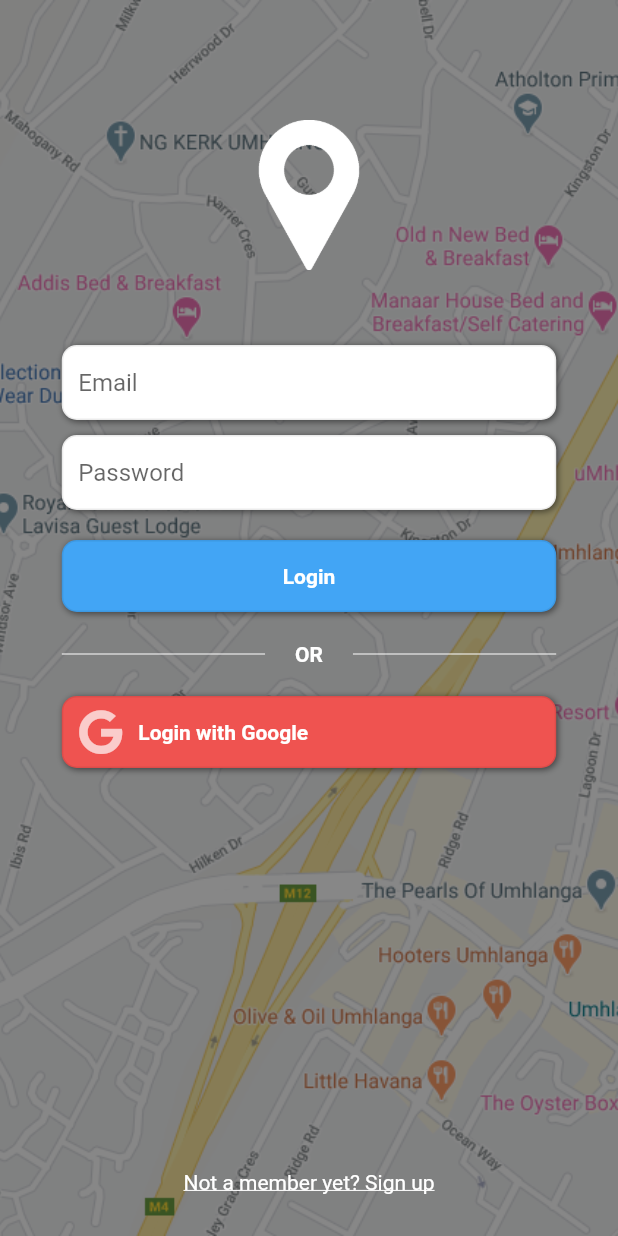
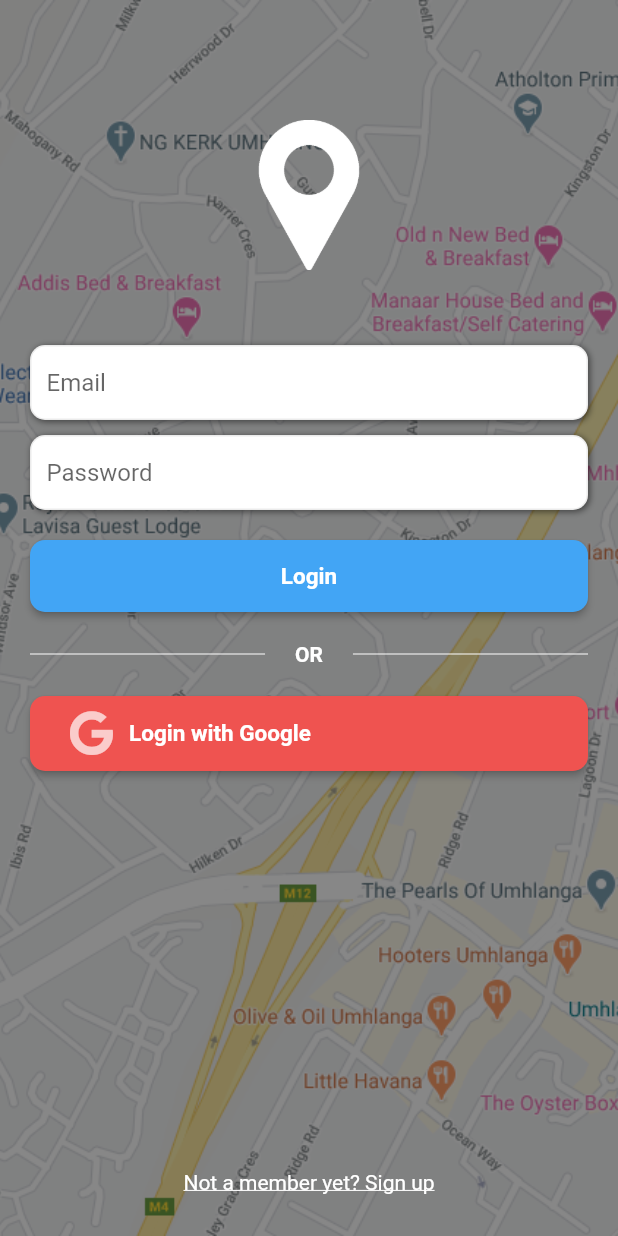
Before and after one commit to BroKyl1910/Trip-Companion, a Flutter app: the screen it shows after launch, on a phone screen of 412 x 824 dp. Run offline on Flutter 3.47's test engine with Material 2 defaults, Android fonts, the phone set to English and light mode, and no system bars; our stand-ins replace firebase_auth, fluttertoast, font_awesome_flutter, google_maps_flutter, google_sign_in; missing offline and left inert: flutter_polyline_points; accounts and stored records are empty.

Commit message:
Extracted textfields to widgets and made custom raised buttons

```diff
--- a/lib/screens/login_screen.dart
+++ b/lib/screens/login_screen.dart
@@ -3,6 +3,10 @@ import 'package:flutter/material.dart';
 import 'package:fluttertoast/fluttertoast.dart';
 import 'package:font_awesome_flutter/font_awesome_flutter.dart';
 import 'package:tripcompanion/classes/firebase_authentication_helper.dart';
+import 'package:tripcompanion/widgets/custom_flat_text_field.dart';
+import 'package:tripcompanion/widgets/custom_outlined_text_field.dart';
+import 'package:tripcompanion/widgets/custom_raised_button.dart';
+import 'package:tripcompanion/widgets/custom_raised_icon_button.dart';
 
 class LoginScreen extends StatelessWidget {
   @override
@@ -46,106 +50,43 @@ class LoginScreen extends StatelessWidget {
                             SizedBox(
                               height: 50,
                             ),
-                            // Text('data', style: TextStyle(),textAlign: TextAlign.start,),
-                            // SizedBox(height:20),
-                            Container(
-                              width: MediaQuery.of(context).size.width * 0.8,
-                              decoration: BoxDecoration(
-                                color: Colors.white,
-                                border: Border.all(
-                                  color: Color.fromARGB(20, 0, 0, 0),
-                                ),
-                                borderRadius: BorderRadius.circular(10),
-                                boxShadow: [
-                                  BoxShadow(
-                                      color: Color.fromARGB(120, 0, 0, 0),
-                                      offset: Offset(1, 1),
-                                      blurRadius: 3),
-                                ],
-                              ),
-                              child: Padding(
-                                padding: const EdgeInsets.symmetric(
-                                  horizontal: 10.0,
-                                ),
-                                child: TextField(
-                                  decoration: InputDecoration(
+                            Padding(
+                              padding:
+                                  const EdgeInsets.symmetric(horizontal: 20.0),
+                              child: Column(
+                                crossAxisAlignment: CrossAxisAlignment.stretch,
+                                children: <Widget>[
+                                  CustomOutlinedTextField(
                                     hintText: 'Email',
-                                    border: InputBorder.none,
-                                  ),
                                     keyboardType: TextInputType.emailAddress,
-                                ),
-                              ),
+                                    obscured: false,
                                   ),
                                   SizedBox(
                                     height: 10,
                                   ),
-                            Container(
-                              width: MediaQuery.of(context).size.width * 0.8,
-                              decoration: BoxDecoration(
-                                color: Colors.white,
-                                border: Border.all(
-                                  color: Color.fromARGB(20, 0, 0, 0),
+                                  CustomOutlinedTextField(
+                                    hintText: 'Password',
+                                    keyboardType: TextInputType.text,
+                                    obscured: true,
                                   ),
-                                borderRadius: BorderRadius.circular(10),
-                                boxShadow: [
-                                  BoxShadow(
-                                      color: Color.fromARGB(120, 0, 0, 0),
-                                      offset: Offset(1, 1),
-                                      blurRadius: 3),
-                                ],
+                                  SizedBox(
+                                    height: 20,
                                   ),
-                              child: Padding(
-                                padding: const EdgeInsets.symmetric(
-                                    horizontal: 10.0),
-                                child: TextField(
-                                  decoration: InputDecoration(
-                                    hintText: 'Password',
-                                    border: InputBorder.none,
-                                  ),
-                                  obscureText: true,
-                                  keyboardType: TextInputType.text,
-                                ),
-                              ),
+                                  CustomRaisedButton(
+                                    color: Colors.blue[400],
+                                    textColor: Colors.white,
+                                    text: 'Login',
+                                    onTap: () {},
                                   ),
                                   SizedBox(
                                     height: 20,
                                   ),
                                   Container(
-                              width: MediaQuery.of(context).size.width * 0.8,
-                              decoration: BoxDecoration(
-                                color: Colors.blue[400],
-                                border: Border.all(
-                                  color: Color.fromARGB(20, 0, 0, 0),
-                                ),
-                                borderRadius: BorderRadius.circular(10),
-                                boxShadow: [
-                                  BoxShadow(
-                                      color: Color.fromARGB(120, 0, 0, 0),
-                                      offset: Offset(1, 1),
-                                      blurRadius: 3),
-                                ],
-                              ),
-                              child: Padding(
-                                padding: const EdgeInsets.symmetric(
-                                    vertical: 15.0, horizontal: 10.0),
-                                child: Text(
-                                  'Login',
-                                  style: TextStyle(
-                                    color: Colors.white,
-                                    fontWeight: FontWeight.bold,
-                                  ),
-                                  textAlign: TextAlign.center,
-                                ),
-                              ),
-                            ),
-                            SizedBox(
-                              height: 20,
-                            ),
-                            Container(
-                              width: MediaQuery.of(context).size.width * 0.8,
                                     child: Row(
                                       children: <Widget>[
-                                  Expanded(child: Divider(color: Colors.white)),
+                                        Expanded(
+                                            child:
+                                                Divider(color: Colors.white)),
                                         SizedBox(
                                           width: 20,
                                         ),
@@ -170,56 +111,26 @@ class LoginScreen extends StatelessWidget {
                                   SizedBox(
                                     height: 20,
                                   ),
-                            Container(
-                              width: MediaQuery.of(context).size.width * 0.8,
-                              decoration: BoxDecoration(
+                                  CustomRaisedIconButton(
                                     color: Colors.red[400],
-                                border: Border.all(
-                                    color: Color.fromARGB(20, 0, 0, 0)),
-                                borderRadius: BorderRadius.circular(10),
-                                boxShadow: [
-                                  BoxShadow(
-                                      color: Color.fromARGB(120, 0, 0, 0),
-                                      offset: Offset(1, 1),
-                                      blurRadius: 3),
-                                ],
-                              ),
-                              child: GestureDetector(
-                                child: Padding(
-                                  padding: const EdgeInsets.symmetric(
-                                    vertical: 8.0,
-                                    horizontal: 10.0,
-                                  ),
-                                  child: Row(
-                                    children: <Widget>[
-                                      Icon(
-                                        FontAwesomeIcons.google,
-                                        size: 30.0,
-                                        color: Colors.white70,
-                                      ),
-                                      SizedBox(
-                                        width: 10,
-                                      ),
-                                      Text(
-                                        'Login with Google',
-                                        style: TextStyle(
-                                          color: Colors.white,
-                                          fontWeight: FontWeight.bold,
-                                        ),
-                                      ),
-                                    ],
-                                  ),
-                                ),
+                                    textColor: Colors.white,
+                                    text: 'Login with Google',
                                     onTap: () {
-                                  Fluttertoast.showToast(msg: "Attempting login with Google");
+                                      Fluttertoast.showToast(
+                                          msg: "Attempting login with Google");
                                       FirebaseAuthenticationHelper
                                               .signInWithGoogle()
                                           .whenComplete(() {
-                                    Navigator.of(context).pushNamed('/home');
+                                        Navigator.of(context)
+                                            .pushNamed('/home');
                                       }).catchError((Error e) {
                                         print(e.toString());
                                       });
                                     },
+                                    iconData: FontAwesomeIcons.google,
+                                    iconColor: Colors.white70,
+                                  ),
+                                ],
                               ),
                             ),
                           ]),
--- /dev/null
+++ b/lib/widgets/custom_flat_text_field.dart
@@ -0,0 +1,36 @@
+import 'package:flutter/material.dart';
+
+class CustomFlatTextField extends StatelessWidget {
+  final String hintText;
+  final TextInputType keyboardType;
+  final bool obscured;
+
+  const CustomFlatTextField({
+    this.hintText : '',
+    this.keyboardType : TextInputType.text,
+    this.obscured : false,
+  });
+
+  @override
+  Widget build(BuildContext context) {
+    return Container(
+      child: Container(
+        decoration: BoxDecoration(
+          color: Colors.white,
+        ),
+        child: Padding(
+          padding: const EdgeInsets.symmetric(
+            horizontal: 10.0,
+          ),
+          child: TextField(
+              decoration: InputDecoration(
+                hintText: hintText,
+                border: InputBorder.none,
+              ),
+              obscureText: obscured,
+              keyboardType: keyboardType),
+        ),
+      ),
+    );
+  }
+}
--- /dev/null
+++ b/lib/widgets/custom_outlined_text_field.dart
@@ -0,0 +1,46 @@
+import 'package:flutter/material.dart';
+
+class CustomOutlinedTextField extends StatelessWidget {
+  final String hintText;
+  final TextInputType keyboardType;
+  final bool obscured;
+
+  const CustomOutlinedTextField({
+    this.hintText : '',
+    this.keyboardType : TextInputType.text,
+    this.obscured : false,
+  });
+
+  @override
+  Widget build(BuildContext context) {
+    return Container(
+      child: Container(
+        decoration: BoxDecoration(
+          color: Colors.white,
+          border: Border.all(
+            color: Color.fromARGB(20, 0, 0, 0),
+          ),
+          borderRadius: BorderRadius.circular(10),
+          boxShadow: [
+            BoxShadow(
+                color: Color.fromARGB(120, 0, 0, 0),
+                offset: Offset(1, 1),
+                blurRadius: 3),
+          ],
+        ),
+        child: Padding(
+          padding: const EdgeInsets.symmetric(
+            horizontal: 10.0,
+          ),
+          child: TextField(
+              decoration: InputDecoration(
+                hintText: hintText,
+                border: InputBorder.none,
+              ),
+              obscureText: obscured,
+              keyboardType: keyboardType),
+        ),
+      ),
+    );
+  }
+}
--- /dev/null
+++ b/lib/widgets/custom_raised_button.dart
@@ -0,0 +1,34 @@
+import 'package:flutter/material.dart';
+
+class CustomRaisedButton extends StatelessWidget {
+  final String text;
+  final Function onTap;
+  final Color color;
+  final Color textColor;
+
+  CustomRaisedButton({
+    this.text : '',
+    this.onTap,
+    this.color : Colors.white,
+    this.textColor : Colors.black,
+  });
+
+  @override
+  Widget build(BuildContext context) {
+    return RaisedButton(
+       shape: RoundedRectangleBorder(
+        borderRadius: BorderRadius.circular(10.0),
+      ),
+      elevation: 2,
+      color: color,
+      child: Padding(
+        padding: const EdgeInsets.all(15.0),
+        child: Text(
+          text,
+          style: TextStyle(color: textColor, fontSize: 15.0, fontWeight: FontWeight.bold,),
+        ),
+      ),
+      onPressed: onTap,
+    );
+  }
+}
--- /dev/null
+++ b/lib/widgets/custom_raised_icon_button.dart
@@ -0,0 +1,56 @@
+import 'package:flutter/material.dart';
+
+class CustomRaisedIconButton extends StatelessWidget {
+  final String text;
+  final Function onTap;
+  final Color color;
+  final Color textColor;
+  final Color iconColor;
+  final IconData iconData;
+
+  CustomRaisedIconButton({
+    this.text : '',
+    this.onTap,
+    this.color : Colors.black,
+    this.textColor : Colors.white,
+    this.iconData,
+    this.iconColor,
+  });
+
+  @override
+  Widget build(BuildContext context) {
+    return RaisedButton(
+      shape: RoundedRectangleBorder(
+        borderRadius: BorderRadius.circular(10.0),
+      ),
+      elevation: 2,
+      color: color,
+      child: Padding(
+        padding: const EdgeInsets.all(
+          10.0,
+        ),
+        child: Row(
+          children: <Widget>[
+            Icon(
+              iconData,
+              size: 30.0,
+              color: iconColor,
+            ),
+            SizedBox(
+              width: 10.0,
+            ),
+            Text(
+              text,
+              style: TextStyle(
+                color: textColor,
+                fontSize: 15.0,
+                fontWeight: FontWeight.bold,
+              ),
+            ),
+          ],
+        ),
+      ),
+      onPressed: onTap,
+    );
+  }
+}
```
Lines whose indentation alone changed are shown as unchanged.
